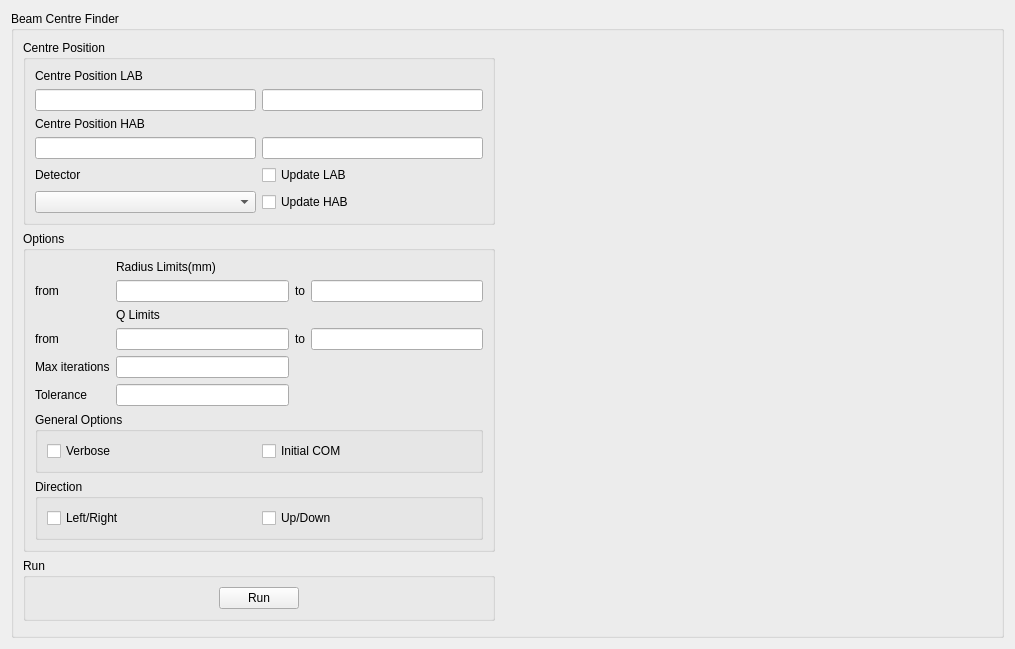
The window that scripts/Interface/ui/sans_isis/beam_centre.ui (mantidproject/mantid) describes before a commit, drawn with Qt 5.
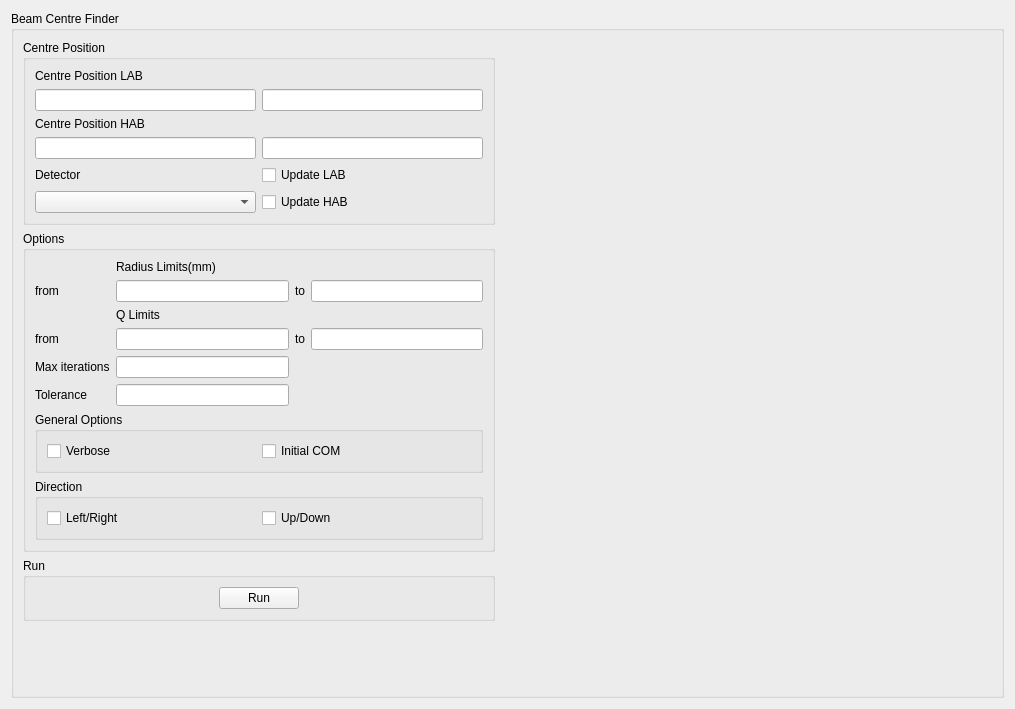
The same window after the commit.

```diff
--- a/scripts/Interface/ui/sans_isis/beam_centre.ui
+++ b/scripts/Interface/ui/sans_isis/beam_centre.ui
@@ -7,7 +7,7 @@
     <x>0</x>
     <y>0</y>
     <width>1015</width>
-    <height>649</height>
+    <height>709</height>
    </rect>
   </property>
   <property name="windowTitle">
```
Left out of the diff: 6 changed lines with no effect on the pictures.
